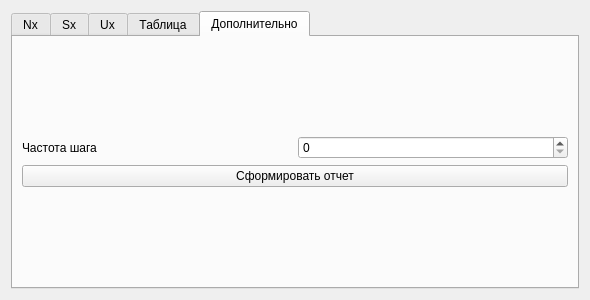
The window that postprocessor.ui (alexdanili/sapr-bar) describes before a commit, drawn with Qt 5.
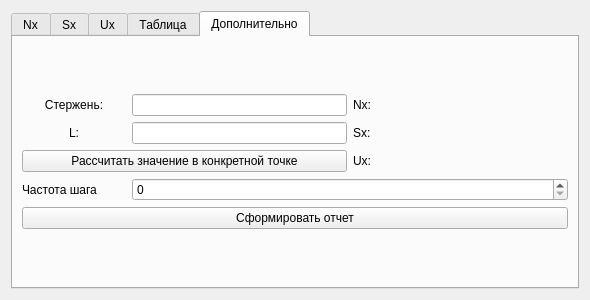
The same window after the commit. The open tabs and pages were chosen to show the change.

```diff
--- a/postprocessor.ui
+++ b/postprocessor.ui
@@ -328,7 +328,14 @@
       <layout class="QGridLayout" name="gridLayout_11">
        <item row="0" column="0">
         <layout class="QGridLayout" name="gridLayout_9">
-         <item row="1" column="0">
+         <item row="3" column="0" colspan="3">
+          <widget class="QPushButton" name="calcInPoint">
+           <property name="text">
+            <string>Рассчитать значение в конкретной точке</string>
+           </property>
+          </widget>
+         </item>
+         <item row="5" column="0">
           <widget class="QLabel" name="label">
            <property name="text">
             <string>Частота шага</string>
@@ -338,16 +345,67 @@
            </property>
           </widget>
          </item>
-         <item row="1" column="1">
-          <widget class="QSpinBox" name="nvalue"/>
-         </item>
-         <item row="2" column="0" colspan="2">
+         <item row="6" column="0" colspan="5">
           <widget class="QPushButton" name="formreport">
            <property name="text">
             <string>Сформировать отчет</string>
            </property>
           </widget>
          </item>
+         <item row="1" column="0">
+          <widget class="QLabel" name="label_2">
+           <property name="text">
+            <string>Стержень:</string>
+           </property>
+           <property name="alignment">
+            <set>Qt::AlignCenter</set>
+           </property>
+          </widget>
+         </item>
+         <item row="2" column="0">
+          <widget class="QLabel" name="label_3">
+           <property name="text">
+            <string>L:</string>
+           </property>
+           <property name="alignment">
+            <set>Qt::AlignCenter</set>
+           </property>
+          </widget>
+         </item>
+         <item row="1" column="1" colspan="2">
+          <widget class="QLineEdit" name="barNum"/>
+         </item>
+         <item row="2" column="1" colspan="2">
+          <widget class="QLineEdit" name="LBar"/>
+         </item>
+         <item row="1" column="3" rowspan="3" colspan="2">
+          <layout class="QGridLayout" name="gridLayout_14">
+           <item row="0" column="0">
+            <widget class="QLabel" name="label_4">
+             <property name="text">
+              <string>Nx:</string>
+             </property>
+            </widget>
+           </item>
+           <item row="1" column="0">
+            <widget class="QLabel" name="label_5">
+             <property name="text">
+              <string>Sx:</string>
+             </property>
+            </widget>
+           </item>
+           <item row="2" column="0">
+            <widget class="QLabel" name="label_6">
+             <property name="text">
+              <string>Ux:</string>
+             </property>
+            </widget>
+           </item>
+          </layout>
+         </item>
+         <item row="5" column="1" colspan="4">
+          <widget class="QSpinBox" name="nvalue"/>
+         </item>
         </layout>
        </item>
       </layout>
```
